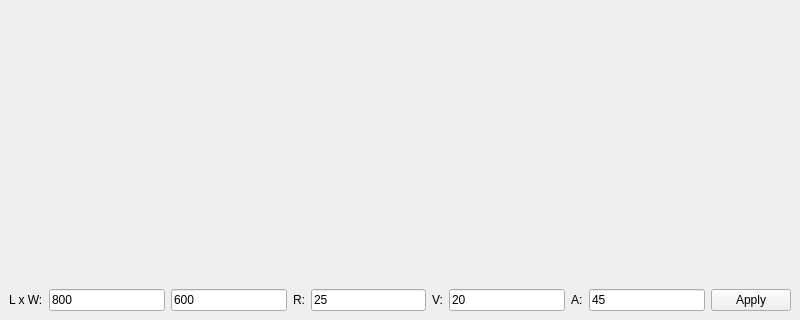
Qt form T1_Coursework/interface.ui (darkground/Course2_OOP) before a commit; both pictures show x 0 to 800 and y 280 to 600 of the 800 by 600 pixel window.
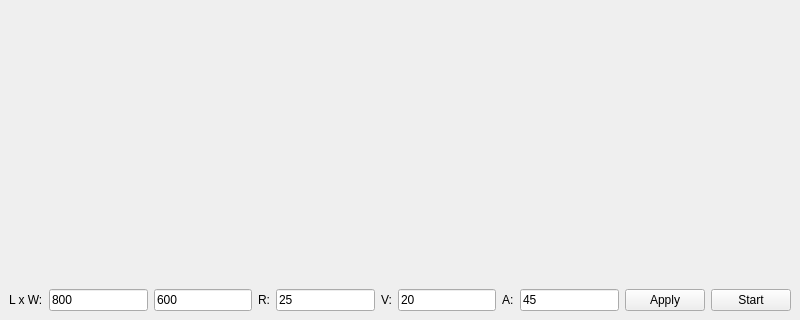
The same form after that commit. Custom widgets are drawn as their Qt base class.

Commit message: (t1/cw): small ui changes

Diff of the .ui file:
```diff
--- a/T1_Coursework/interface.ui
+++ b/T1_Coursework/interface.ui
@@ -109,6 +109,13 @@
         </property>
        </widget>
       </item>
+      <item>
+       <widget class="QPushButton" name="stateBtn">
+        <property name="text">
+         <string>Start</string>
+        </property>
+       </widget>
+      </item>
      </layout>
     </item>
    </layout>
```
